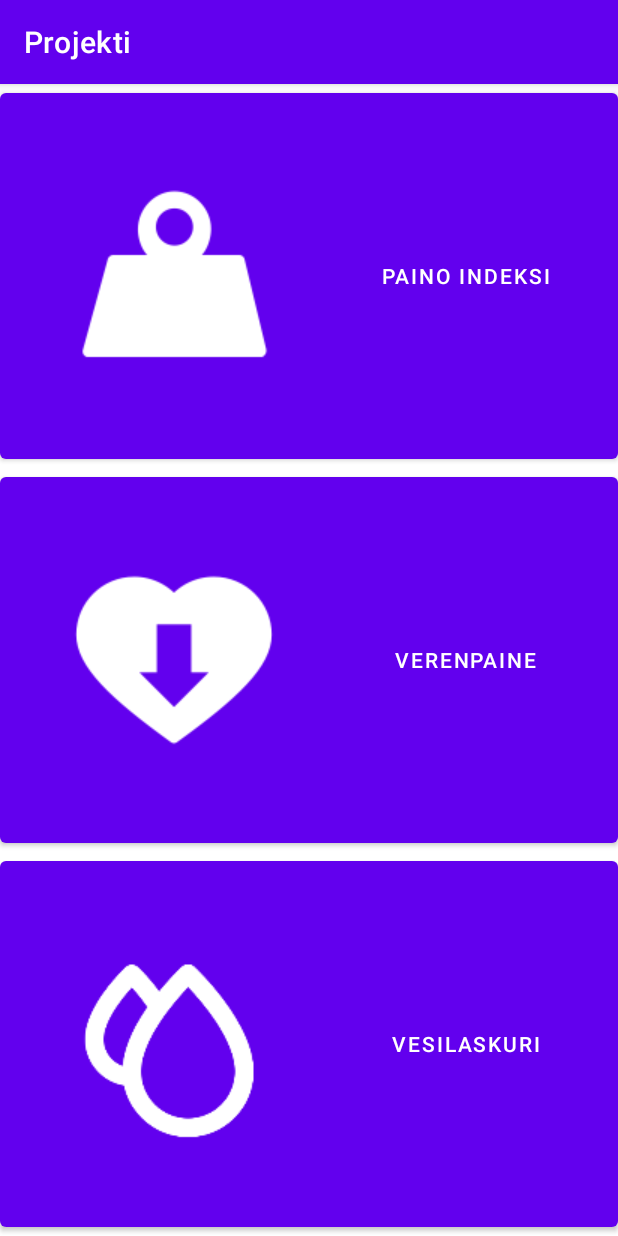
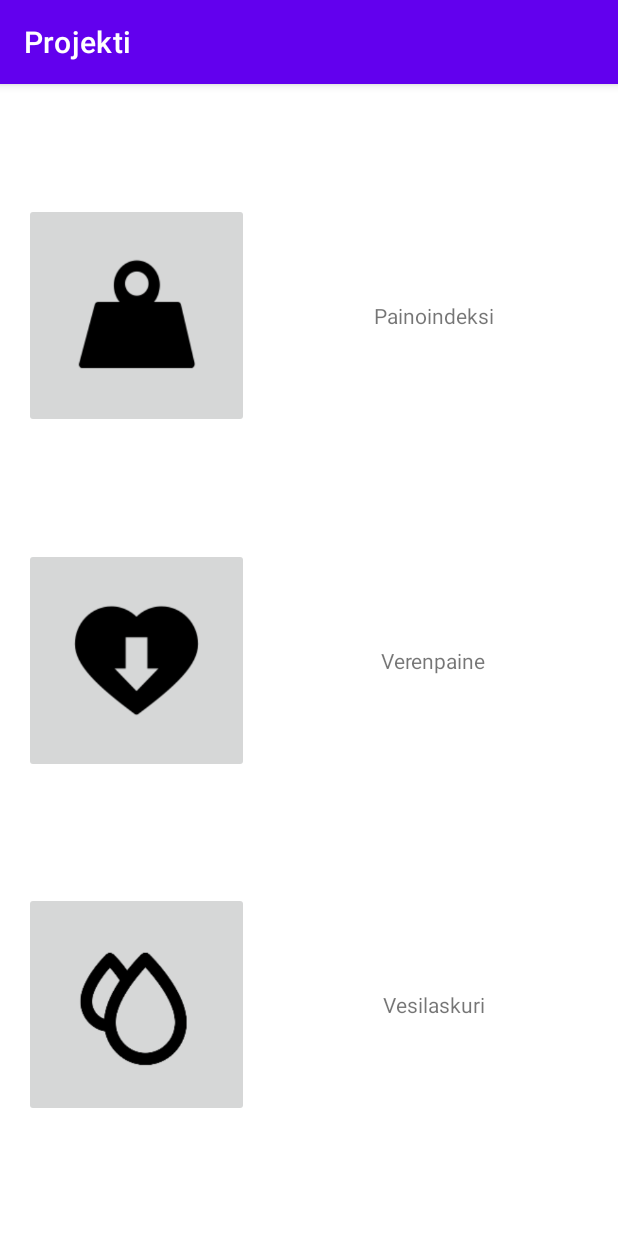
Before and after one commit to untop02/TerveysProjekti, an Android app: the screen it shows after launch (MainActivity), on a phone screen of 412 x 824 dp. Run offline under Robolectric (Android 15) with nearby library versions, the phone set to English and light mode, and no system bars.

Commit message:
uusi ui :D

```diff
--- a/app/src/main/java/com/example/projekti/MainActivity.java
+++ b/app/src/main/java/com/example/projekti/MainActivity.java
@@ -6,6 +6,7 @@ import android.content.Intent;
 import android.os.Bundle;
 import android.view.View;
 import android.widget.Button;
+import android.widget.ImageButton;
 
 public class MainActivity extends AppCompatActivity {
 
@@ -13,9 +14,9 @@ public class MainActivity extends AppCompatActivity {
     protected void onCreate(Bundle savedInstanceState) {
         super.onCreate(savedInstanceState);
         setContentView(R.layout.activity_main);
-        Button painoIndeksiBtn = (Button)findViewById(R.id.PainoIndeksiBtn);
-        Button verenpaineBtn = (Button)findViewById(R.id.VerenpaineBtn);
-        Button vesilaskuriBtn = (Button)findViewById(R.id.VesiLaskuriBtn);
+        ImageButton painoIndeksiBtn = (ImageButton )findViewById(R.id.PainoIndeksiBtn);
+        ImageButton  verenpaineBtn = (ImageButton )findViewById(R.id.VerenpaineBtn);
+        ImageButton  vesilaskuriBtn = (ImageButton )findViewById(R.id.VesiLaskuriBtn);
 
         verenpaineBtn.setOnClickListener(new View.OnClickListener() {
             @Override
--- a/app/src/main/res/layout/activity_main.xml
+++ b/app/src/main/res/layout/activity_main.xml
@@ -6,42 +6,74 @@
     android:layout_height="match_parent"
     tools:context=".MainActivity">
 
-    <Button
+    <ImageButton
+        android:id="@+id/PainoIndeksiBtn"
+        android:layout_width="150dp"
+        android:layout_height="150dp"
+        android:adjustViewBounds="true"
+        android:scaleType="fitXY"
+        app:layout_constraintBottom_toTopOf="@+id/VerenpaineBtn"
+        app:layout_constraintEnd_toEndOf="parent"
+        app:layout_constraintHorizontal_bias="0.061"
+        app:layout_constraintStart_toStartOf="parent"
+        app:layout_constraintTop_toTopOf="parent"
+        app:srcCompat="@drawable/paino" />
+
+    <ImageButton
         android:id="@+id/VerenpaineBtn"
-        android:layout_width="0dp"
-        android:layout_height="0dp"
-        android:text="Verenpaine"
-        app:icon="@drawable/verenpaine"
+        android:layout_width="150dp"
+        android:layout_height="150dp"
+        android:adjustViewBounds="true"
         android:scaleType="fitXY"
         app:layout_constraintBottom_toTopOf="@+id/VesiLaskuriBtn"
         app:layout_constraintEnd_toEndOf="parent"
-        app:layout_constraintHorizontal_bias="0.485"
+        app:layout_constraintHorizontal_bias="0.061"
         app:layout_constraintStart_toStartOf="parent"
+        app:layout_constraintTop_toBottomOf="@+id/PainoIndeksiBtn"
+        app:srcCompat="@drawable/verenpaine" />
+
+    <ImageButton
+        android:id="@+id/VesiLaskuriBtn"
+        android:layout_width="150dp"
+        android:layout_height="150dp"
+        android:adjustViewBounds="true"
+        android:scaleType="fitXY"
+        app:layout_constraintBottom_toBottomOf="parent"
+        app:layout_constraintEnd_toEndOf="parent"
+        app:layout_constraintHorizontal_bias="0.061"
+        app:layout_constraintStart_toStartOf="parent"
+        app:layout_constraintTop_toBottomOf="@+id/VerenpaineBtn"
+        app:srcCompat="@drawable/water" />
+
+    <TextView
+        android:id="@+id/PainoIndeksi"
+        android:layout_width="wrap_content"
+        android:layout_height="wrap_content"
+        android:text="Painoindeksi"
+        app:layout_constraintBottom_toTopOf="@+id/VerenpaineBtn"
+        app:layout_constraintEnd_toEndOf="parent"
+        app:layout_constraintHorizontal_bias="0.5"
+        app:layout_constraintStart_toEndOf="@+id/PainoIndeksiBtn"
+        app:layout_constraintTop_toTopOf="parent" />
+
+    <TextView
+        android:id="@+id/Verenpaine"
+        android:layout_width="wrap_content"
+        android:layout_height="wrap_content"
+        android:text="Verenpaine"
+        app:layout_constraintBottom_toTopOf="@+id/VesiLaskuriBtn"
+        app:layout_constraintEnd_toEndOf="parent"
+        app:layout_constraintStart_toEndOf="@+id/VerenpaineBtn"
         app:layout_constraintTop_toBottomOf="@+id/PainoIndeksiBtn" />
 
-    <Button
-        android:id="@+id/PainoIndeksiBtn"
-        android:layout_width="0dp"
-        android:layout_height="0dp"
-        android:text="@string/PainoIndeksi"
-        app:icon="@drawable/paino"
-        app:layout_constraintBottom_toTopOf="@+id/VerenpaineBtn"
-        app:layout_constraintEnd_toEndOf="parent"
-        app:layout_constraintHorizontal_bias="0.0"
-        app:layout_constraintStart_toStartOf="parent"
-        app:layout_constraintTop_toTopOf="parent" />
-
-    <Button
-        android:id="@+id/VesiLaskuriBtn"
-        android:layout_width="0dp"
-        android:layout_height="0dp"
-        android:scaleType="fitXY"
+    <TextView
+        android:id="@+id/Vesilaskuri"
+        android:layout_width="wrap_content"
+        android:layout_height="wrap_content"
         android:text="Vesilaskuri"
-        app:icon="@drawable/water"
         app:layout_constraintBottom_toBottomOf="parent"
         app:layout_constraintEnd_toEndOf="parent"
-        app:layout_constraintHorizontal_bias="0.0"
-        app:layout_constraintStart_toStartOf="parent"
+        app:layout_constraintHorizontal_bias="0.502"
+        app:layout_constraintStart_toEndOf="@+id/VesiLaskuriBtn"
         app:layout_constraintTop_toBottomOf="@+id/VerenpaineBtn" />
-
 </androidx.constraintlayout.widget.ConstraintLayout>
```
